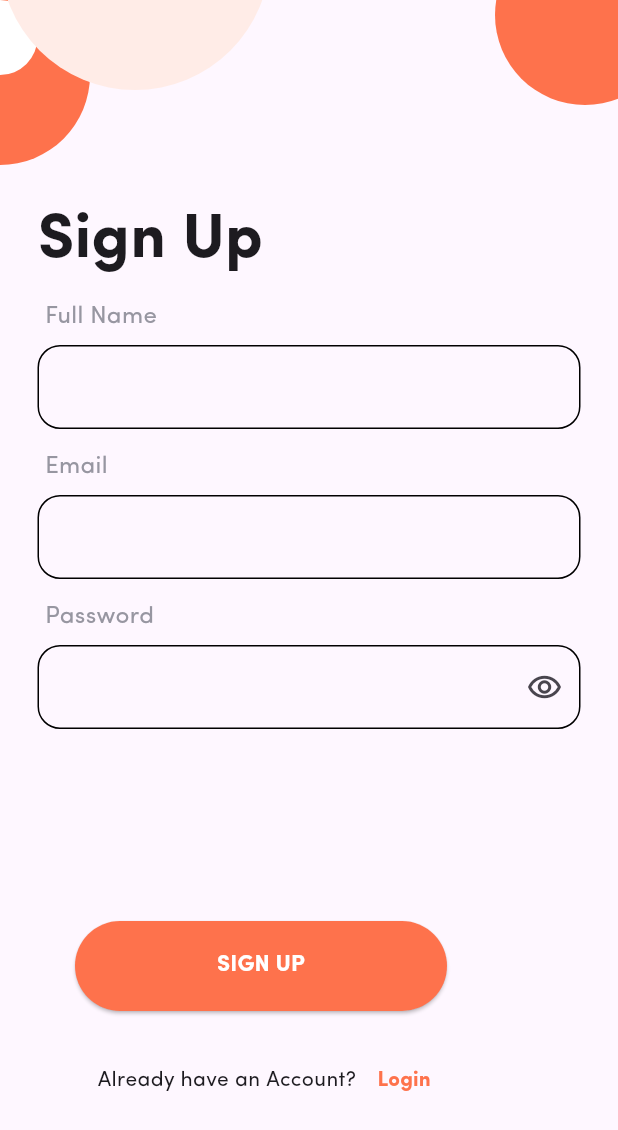
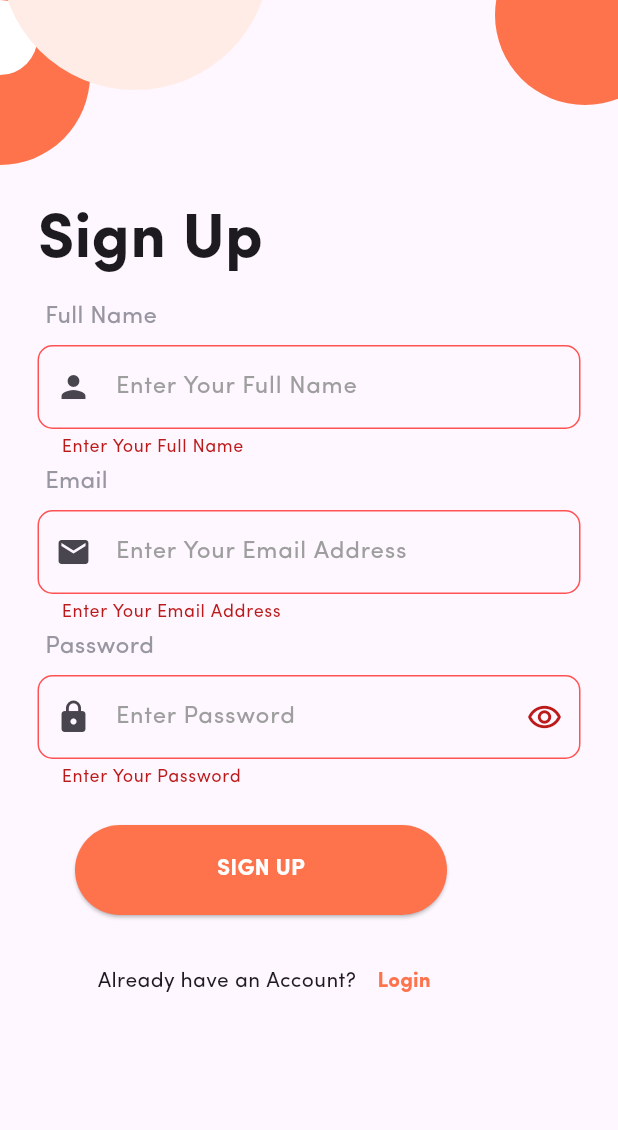
Before and after one commit to Sahil231102/FoodHub_User, a Flutter app: the screen it shows after launch, after a tap on "SIGN UP", on a phone screen of 412 x 824 dp. Shown: the top 1130 px of the screen. Run offline on Flutter 3.47's test engine with Material 3 defaults, Android fonts, the phone set to English and light mode, and no system bars.

Commit message:
Validation Done signUp

```diff
--- a/lib/View/SignUp_Screen.dart
+++ b/lib/View/SignUp_Screen.dart
@@ -1,4 +1,5 @@
 import 'package:flutter/material.dart';
+import 'package:food_hub_user/View/Login_Screen.dart';
 
 class SignupScreen extends StatefulWidget {
   const SignupScreen({super.key});
@@ -8,10 +9,17 @@ class SignupScreen extends StatefulWidget {
 }
 
 class _SignupScreenState extends State<SignupScreen> {
+  TextEditingController nameController = TextEditingController();
+  TextEditingController emailController = TextEditingController();
+  TextEditingController passwordController = TextEditingController();
+
+  final _formkey = GlobalKey<FormState>();
   @override
   Widget build(BuildContext context) {
     return Scaffold(
       body: SafeArea(
+        child: Form(
+          key: _formkey,
           child: Stack(
             children: [
               Positioned(
@@ -81,18 +89,34 @@ class _SignupScreenState extends State<SignupScreen> {
                 left: 25,
                 right: 25,
                 child: TextFormField(
+                  validator: (value) {
+                    if (value == null || value.isEmpty) {
+                      return "Enter Your Full Name";
+                    }
+                  },
                   decoration: InputDecoration(
+                      prefixIcon: Icon(Icons.person),
+                      hintText: "Enter Your Full Name",
+                      hintStyle: TextStyle(color: Colors.grey),
+                      errorBorder: OutlineInputBorder(
+                          borderRadius: BorderRadius.circular(10),
+                          borderSide: BorderSide(color: Colors.redAccent)),
+                      focusedErrorBorder: OutlineInputBorder(
+                          borderRadius: BorderRadius.circular(10),
+                          borderSide: BorderSide(
+                            color: Colors.redAccent,
+                          )),
                       enabledBorder: OutlineInputBorder(
-                      borderRadius: BorderRadius.circular(15),
+                        borderRadius: BorderRadius.circular(10),
                       ),
                       focusedBorder: OutlineInputBorder(
                         borderSide: BorderSide(color: Color(0xffFE724C)),
-                      borderRadius: BorderRadius.circular(15),
+                        borderRadius: BorderRadius.circular(10),
                       )),
                 ),
               ),
               Positioned(
-                top: 300,
+                  top: 310,
                   left: 30,
                   child: Text(
                     "Email",
@@ -103,25 +127,36 @@ class _SignupScreenState extends State<SignupScreen> {
                         fontWeight: FontWeight.normal),
                   )),
               Positioned(
-              top: 330,
+                top: 340,
                 left: 25,
                 right: 25,
                 child: TextFormField(
+                  validator: (value) {
+                    if (value == null || value.isEmpty) {
+                      return "Enter Your Email Address";
+                    }
+                  },
                   decoration: InputDecoration(
+                      prefixIcon: Icon(Icons.email),
+                      hintText: "Enter Your Email Address",
+                      hintStyle: TextStyle(color: Colors.grey),
                       focusColor: Colors.amber,
+                      errorBorder: OutlineInputBorder(
+                          borderRadius: BorderRadius.circular(10),
+                          borderSide: BorderSide(color: Colors.redAccent)),
                       focusedErrorBorder: OutlineInputBorder(
-                        borderRadius: BorderRadius.circular(15)),
+                          borderRadius: BorderRadius.circular(10)),
                       enabledBorder: OutlineInputBorder(
-                      borderRadius: BorderRadius.circular(15),
+                        borderRadius: BorderRadius.circular(10),
                       ),
                       focusedBorder: OutlineInputBorder(
                         borderSide: BorderSide(color: Color(0xffFE724C)),
-                      borderRadius: BorderRadius.circular(15),
+                        borderRadius: BorderRadius.circular(10),
                       )),
                 ),
               ),
               Positioned(
-                top: 400,
+                  top: 420,
                   left: 30,
                   child: Text(
                     "Password",
@@ -132,21 +167,32 @@ class _SignupScreenState extends State<SignupScreen> {
                         fontWeight: FontWeight.normal),
                   )),
               Positioned(
-              top: 430,
+                top: 450,
                 left: 25,
                 right: 25,
                 child: TextFormField(
+                  validator: (value) {
+                    if (value == null || value.isEmpty) {
+                      return "Enter Your Password";
+                    }
+                  },
                   obscureText: true,
                   decoration: InputDecoration(
+                      prefixIcon: Icon(Icons.lock),
+                      hintText: "Enter Password",
+                      hintStyle: TextStyle(color: Colors.grey),
                       suffixIcon: IconButton(
                         onPressed: () {},
                         icon: Icon(Icons.remove_red_eye_outlined),
                       ),
+                      errorBorder: OutlineInputBorder(
+                          borderRadius: BorderRadius.circular(10),
+                          borderSide: BorderSide(color: Colors.redAccent)),
                       focusColor: Colors.amber,
                       focusedErrorBorder: OutlineInputBorder(
-                        borderRadius: BorderRadius.circular(15)),
+                          borderRadius: BorderRadius.circular(10)),
                       enabledBorder: OutlineInputBorder(
-                      borderRadius: BorderRadius.circular(15),
+                        borderRadius: BorderRadius.circular(10),
                       ),
                       focusedBorder: OutlineInputBorder(
                         borderSide: BorderSide(color: Color(0xffFE724C)),
@@ -155,7 +201,7 @@ class _SignupScreenState extends State<SignupScreen> {
                 ),
               ),
               Positioned(
-              bottom: 150,
+                top: 550,
                 left: 50,
                 child: ElevatedButton(
                   style: ElevatedButton.styleFrom(
@@ -163,7 +209,18 @@ class _SignupScreenState extends State<SignupScreen> {
                         0xffFE724C,
                       ),
                       fixedSize: Size(248, 60)),
-                onPressed: () {},
+                  onPressed: () {
+                    if (_formkey.currentState!.validate()) {
+                      Navigator.push(
+                          context,
+                          MaterialPageRoute(
+                            builder: (context) => LoginScreen(),
+                          ));
+                    }
+                    passwordController.clear();
+                    emailController.clear();
+                    nameController.clear();
+                  },
                   child: Text(
                     "SIGN UP",
                     style: TextStyle(
@@ -174,7 +231,7 @@ class _SignupScreenState extends State<SignupScreen> {
                 ),
               ),
               Positioned(
-              bottom: 80,
+                top: 630,
                 left: 65,
                 child: Row(
                   children: [
@@ -194,6 +251,7 @@ class _SignupScreenState extends State<SignupScreen> {
             ],
           ),
         ),
+      ),
     );
   }
 }
--- a/lib/main.dart
+++ b/lib/main.dart
@@ -1,6 +1,7 @@
 import 'package:flutter/material.dart';
+import 'package:food_hub_user/View/Login_Screen.dart';
+import 'package:food_hub_user/View/ResetPassword_Screen.dart';
 import 'package:food_hub_user/View/SignUp_Screen.dart';
-import 'package:food_hub_user/View/Splash_Screen.dart';
 
 void main() {
   runApp(const MyApp());
```
Also changed, not shown: lib/View/Login_Screen.dart (added, +194 -0 lines), lib/View/ResetPassword_Screen.dart (added, +122 -0 lines), lib/View/SignIn_Screen.dart (deleted). Lines whose indentation alone changed are shown as unchanged.
